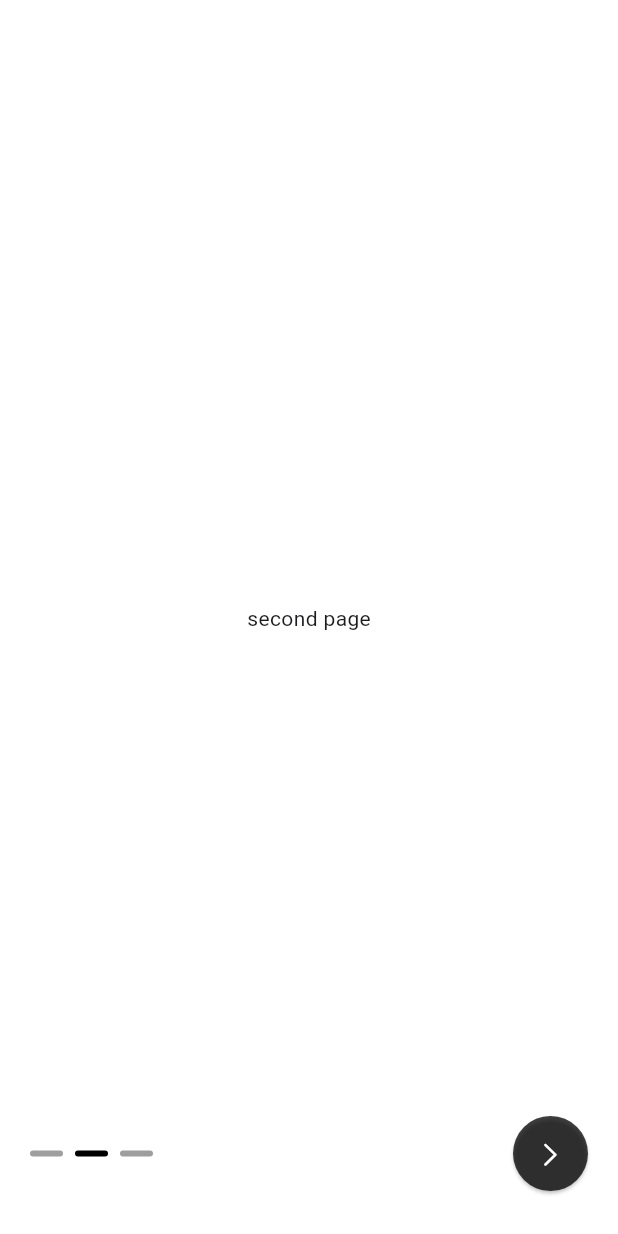
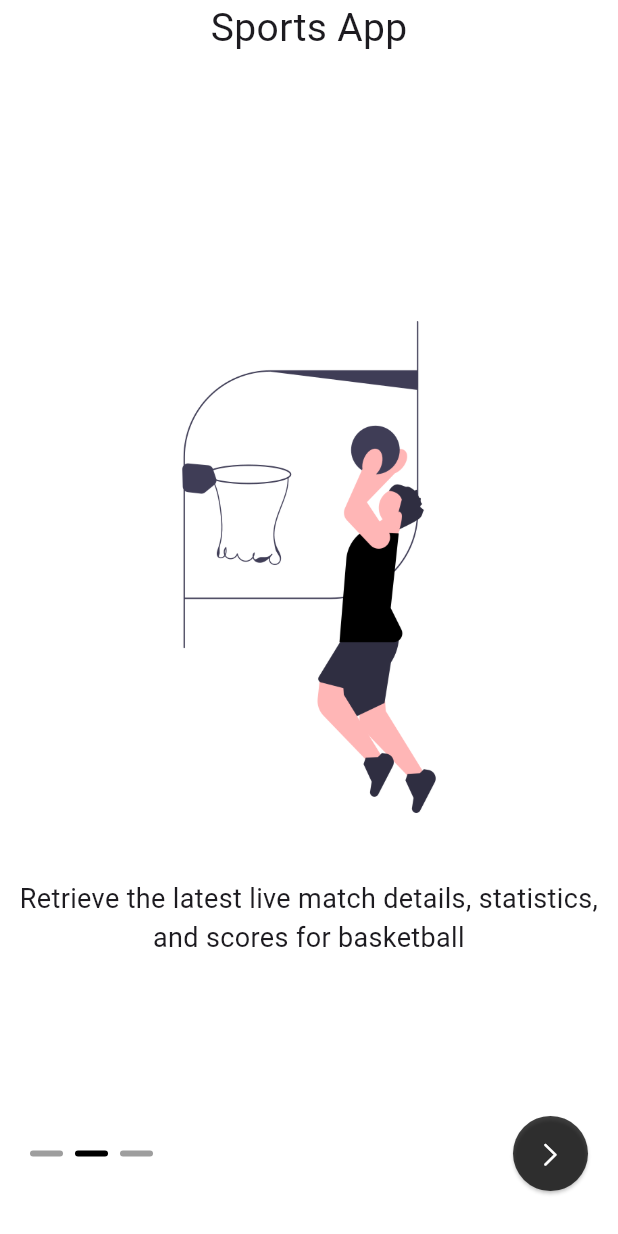
Before and after one commit to sushantmzjn/live_sport_match_details, a Flutter app: the screen it shows after launch, after a tap on an icon or button, on a phone screen of 412 x 824 dp. Run offline on Flutter 3.47's test engine with Material 3 defaults, Android fonts, the light colour scheme and no system bars; drawn by our look-alikes of smooth_page_indicator; our stand-ins replace dartz, dio, flutter_riverpod, flutter_screenutil, hive_flutter; accounts and stored records are empty.

Commit message:
onboarding-pages

```diff
--- a/lib/features/onboarding_page/presentation/ui/onboard_screen_pages/first_page.dart
+++ b/lib/features/onboarding_page/presentation/ui/onboard_screen_pages/first_page.dart
@@ -1,10 +1,27 @@
 import 'package:flutter/material.dart';
+import 'package:flutter_screenutil/flutter_screenutil.dart';
 
 class FirstPage extends StatelessWidget {
   const FirstPage({super.key});
 
   @override
   Widget build(BuildContext context) {
-    return Center(child: Text('first page'));
+    return Column(
+      mainAxisAlignment: MainAxisAlignment.center,
+      children: [
+        Image.asset(
+          'assets/icons/onboard_football.png',
+          height: 400.h,
+        ),
+        Padding(
+          padding: EdgeInsets.symmetric(vertical: 8.w, horizontal: 12.w),
+          child: Text(
+            'Retrieve the latest live match details, statistics, and scores for football',
+            textAlign: TextAlign.center,
+            style: TextStyle(fontSize: 18.sp),
+          ),
+        )
+      ],
+    );
   }
 }
--- a/lib/features/onboarding_page/presentation/ui/onboard_screen_pages/second_page.dart
+++ b/lib/features/onboarding_page/presentation/ui/onboard_screen_pages/second_page.dart
@@ -1,10 +1,27 @@
 import 'package:flutter/material.dart';
+import 'package:flutter_screenutil/flutter_screenutil.dart';
 
 class SecondPage extends StatelessWidget {
   const SecondPage({super.key});
 
   @override
   Widget build(BuildContext context) {
-    return Center(child: Text('second page'));
+    return Column(
+      mainAxisAlignment: MainAxisAlignment.center,
+      children: [
+        Image.asset(
+          'assets/icons/onboard_basketball.png',
+          height: 400.h,
+        ),
+        Padding(
+          padding: EdgeInsets.symmetric(vertical: 8.w, horizontal: 12.w),
+          child: Text(
+            'Retrieve the latest live match details, statistics, and scores for basketball',
+            textAlign: TextAlign.center,
+            style: TextStyle(fontSize: 18.sp),
+          ),
+        )
+      ],
+    );
   }
 }
--- a/lib/features/onboarding_page/presentation/ui/onboard_screen_pages/third_page.dart
+++ b/lib/features/onboarding_page/presentation/ui/onboard_screen_pages/third_page.dart
@@ -1,10 +1,27 @@
 import 'package:flutter/material.dart';
+import 'package:flutter_screenutil/flutter_screenutil.dart';
 
 class ThirdPage extends StatelessWidget {
   const ThirdPage({super.key});
 
   @override
   Widget build(BuildContext context) {
-    return Center(child: Text('third page'));
+    return Column(
+      mainAxisAlignment: MainAxisAlignment.center,
+      children: [
+        Image.asset(
+          'assets/icons/baseball.png',
+          height: 400.h,
+        ),
+        Padding(
+          padding: EdgeInsets.symmetric(vertical: 8.w, horizontal: 12.w),
+          child: Text(
+            'Retrieve the latest live match details, statistics, and scores for baseball',
+            textAlign: TextAlign.center,
+            style: TextStyle(fontSize: 18.sp),
+          ),
+        )
+      ],
+    );
   }
 }
--- a/lib/features/onboarding_page/presentation/ui/onboarding_screens.dart
+++ b/lib/features/onboarding_page/presentation/ui/onboarding_screens.dart
@@ -16,7 +16,14 @@ class OnBoardingScreens extends StatefulWidget {
 }
 
 class _OnBoardingScreensState extends State<OnBoardingScreens> {
-  PageController controller = PageController(initialPage: 0);
+  late PageController controller;
+
+  @override
+  void initState() {
+    super.initState();
+    controller = PageController(initialPage: 0);
+  }
+
   bool onLastPage = false;
   static final List<Widget> onBoardScreens = [
     const FirstPage(),
@@ -40,6 +47,19 @@ class _OnBoardingScreensState extends State<OnBoardingScreens> {
               },
               children: onBoardScreens,
             ),
+            Padding(
+              padding: EdgeInsets.only(
+                  top: MediaQuery.of(context).padding.top / 0.7),
+              child: Row(
+                mainAxisAlignment: MainAxisAlignment.center,
+                children: [
+                  Text(
+                    'Sports App',
+                    style: TextStyle(fontSize: 26.sp),
+                  ),
+                ],
+              ),
+            ),
             Positioned(
               bottom: 30.w,
               left: 20.w,
@@ -61,15 +81,15 @@ class _OnBoardingScreensState extends State<OnBoardingScreens> {
                     ElevatedButton(
                       onPressed: () async {
                         if (onLastPage) {
-                          // await Hive.box('board').clear();
-                          // await Hive.box('board').put('key', true);
-                          Navigator.of(context).pushReplacement(
-                              CupertinoPageRoute(
-                                  builder: (context) => const HomePage()));
+                          await Hive.box('board').clear();
+                          await Hive.box('board').put('key', true);
+                          // Navigator.of(context).pushReplacement(
+                          //     CupertinoPageRoute(
+                          //         builder: (context) => const HomePage()));
                         } else {
                           controller.nextPage(
                               duration: const Duration(milliseconds: 500),
-                              curve: Curves.easeInOutCubic);
+                              curve: Curves.easeInOut);
                         }
                       },
                       style: ElevatedButton.styleFrom(
--- a/lib/main.dart
+++ b/lib/main.dart
@@ -10,8 +10,6 @@ void main() async {
   WidgetsFlutterBinding.ensureInitialized();
   await Hive.initFlutter();
   await Hive.openBox('board');
-  // await Hive.box('board').clear();
-
   debugPrint(Hive.box('board').isEmpty.toString());
   //lock orientation
   SystemChrome.setPreferredOrientations([
```
Also changed, not shown: assets/icons/baseball.png (added), assets/icons/onboard_basketball.png (added), assets/icons/onboard_football.png (added).
